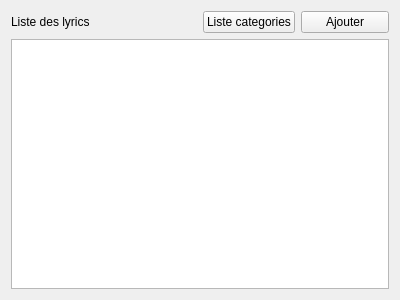
First picture: the form in app/ui/songs/song.ui, repository TNyRina/admin_tononkira_pcl_desktop, before the edit.
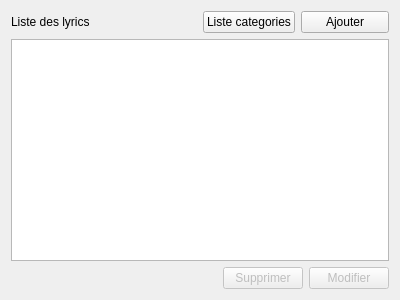
Second picture: the form after the edit.

Commit message: list and delete song

Patch:
```diff
--- a/app/ui/songs/song.ui
+++ b/app/ui/songs/song.ui
@@ -44,7 +44,44 @@
     </layout>
    </item>
    <item>
-    <widget class="QTableView" name="tableView"/>
+    <widget class="QTableView" name="table_songs"/>
+   </item>
+   <item>
+    <layout class="QHBoxLayout" name="horizontalLayout_3">
+     <item>
+      <spacer name="horizontalSpacer">
+       <property name="orientation">
+        <enum>Qt::Orientation::Horizontal</enum>
+       </property>
+       <property name="sizeHint" stdset="0">
+        <size>
+         <width>40</width>
+         <height>20</height>
+        </size>
+       </property>
+      </spacer>
+     </item>
+     <item>
+      <widget class="QPushButton" name="btn_delete">
+       <property name="enabled">
+        <bool>false</bool>
+       </property>
+       <property name="text">
+        <string>Supprimer</string>
+       </property>
+      </widget>
+     </item>
+     <item>
+      <widget class="QPushButton" name="btn_update">
+       <property name="enabled">
+        <bool>false</bool>
+       </property>
+       <property name="text">
+        <string>Modifier</string>
+       </property>
+      </widget>
+     </item>
+    </layout>
    </item>
   </layout>
  </widget>
```
The commit also changes 17 other files.
